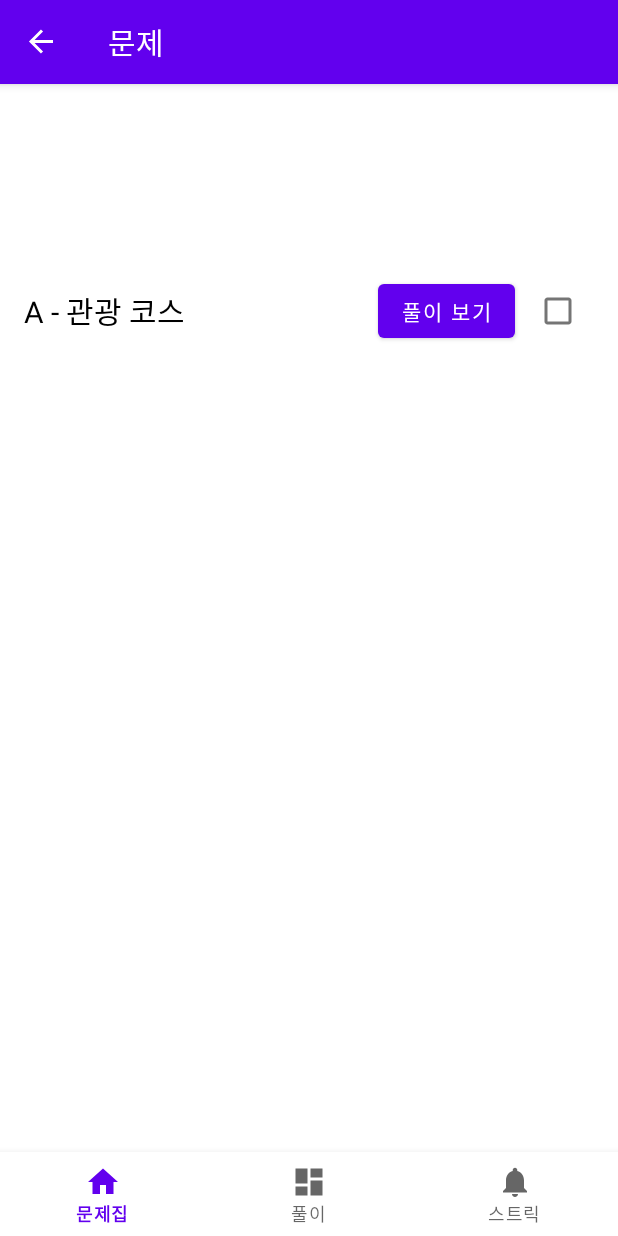
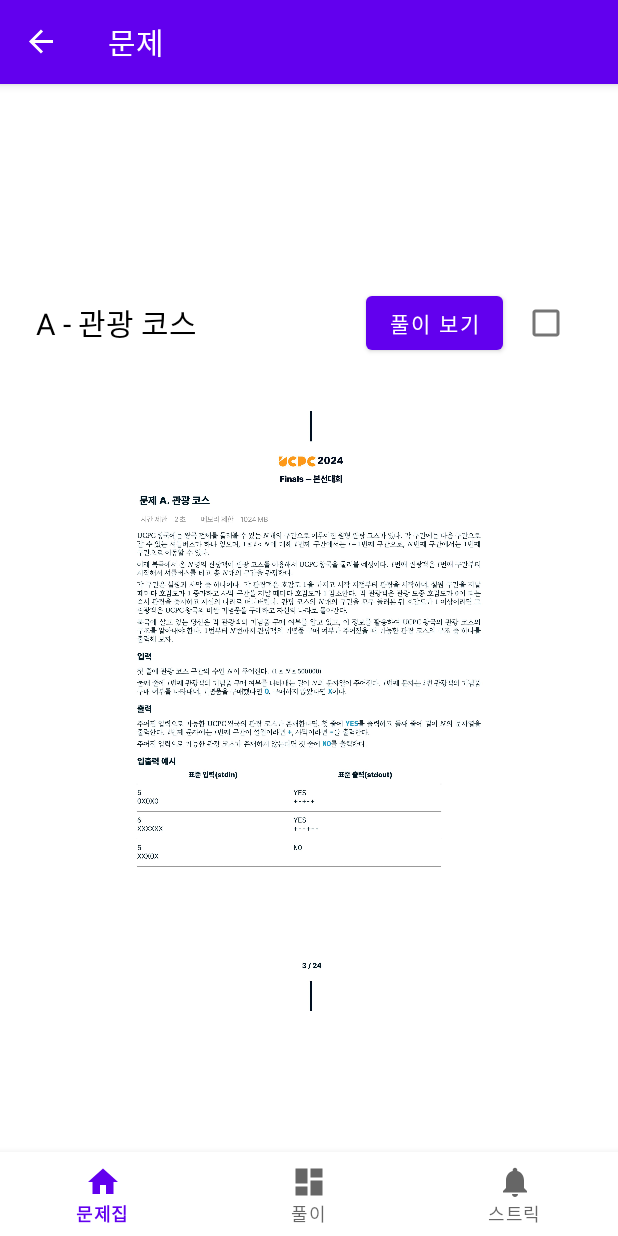
Before and after one commit to mathison0/madcamp1, an Android app: the fragment ProblemDetailFragment placed in its activity, after a tap on "A - 관광 코스", on a phone screen of 412 x 824 dp. Run offline under Robolectric (Android 15) with nearby library versions, the phone set to English and light mode, and no system bars; our stand-ins replace data binding, navigation-ui.

Commit message:
문제보기에서 풀이 이미지가 나오긴함..

```diff
--- a/app/build.gradle.kts
+++ b/app/build.gradle.kts
@@ -64,6 +64,7 @@ dependencies {
     implementation("com.google.dagger:dagger-compiler:2.51.1")
     ksp("com.google.dagger:dagger-compiler:2.51.1")
     implementation("io.coil-kt:coil:2.4.0")
+    implementation ("com.github.chrisbanes:PhotoView:2.3.0")
 
     testImplementation("junit:junit:4.13.2")
     androidTestImplementation("androidx.test.ext:junit:1.2.1")
--- a/app/src/main/assets/problems.json
+++ b/app/src/main/assets/problems.json
@@ -1,4 +1,5 @@
 [
+  { "type": "header", "title": "UCPC 2024" },
   { "type": "item", "id": 32111, "name": "A - 관광 코스" },
   { "type": "item", "id": 32112, "name": "B - Rolling Rick" },
   { "type": "item", "id": 32113, "name": "C - 배고픈 무토를 위한 피자 만들기" },
--- a/app/src/main/java/com/example/madcamp1/ui/detail/DetailFragment.kt
+++ b/app/src/main/java/com/example/madcamp1/ui/detail/DetailFragment.kt
@@ -5,6 +5,8 @@ import android.util.Log
 import android.view.LayoutInflater
 import android.view.View
 import android.view.ViewGroup
+import android.widget.ImageView
+import android.widget.LinearLayout
 import android.widget.Toast
 import androidx.fragment.app.Fragment
 import com.example.madcamp1.R
@@ -27,6 +29,8 @@ class DetailFragment : Fragment() {
         val problemName = DetailFragmentArgs.fromBundle(requireArguments()).problemName
         Log.d("DetailFragment", "현재 전달받은 문제 이름: $problemName")
 
+        val problemId = DetailFragmentArgs.fromBundle(requireArguments()).problemId
+
         binding.textViewTitle.text = problemName ?: "문제 정보 없음"
 
         binding.buttonSolution.setOnClickListener {
@@ -43,7 +47,6 @@ class DetailFragment : Fragment() {
         }
 
         binding.buttonSolution.setOnClickListener {
-            val problemId = DetailFragmentArgs.fromBundle(requireArguments()).problemId
 
             val imageResIds = mutableListOf<Int>()
             var index = 1
@@ -63,8 +66,35 @@ class DetailFragment : Fragment() {
 // 이동
             val action = DetailFragmentDirections.actionDetailToProblemDetail(imageResIds.toIntArray())
             findNavController().navigate(action)
+        }
 
+        // 이미지 리소스 ID 리스트 생성
+        val imageResIds = mutableListOf<Int>()
+        var index = 1
 
+        while (true) {
+            val imageName = "p_${problemId}_${index}"  // 예: p_32111_1
+            val resId = resources.getIdentifier(imageName, "drawable", requireContext().packageName)
+            if (resId != 0) {
+                imageResIds.add(resId)
+                index++
+            } else {
+                break
+            }
+        }
+
+        // 이미지 뷰를 imageContainer에 추가
+        for (resId in imageResIds) {
+            val imageView = ImageView(requireContext()).apply {
+                layoutParams = LinearLayout.LayoutParams(
+                    LinearLayout.LayoutParams.MATCH_PARENT, 600
+                ).apply {
+                    setMargins(0, 16, 0, 16)
+                }
+                scaleType = ImageView.ScaleType.FIT_CENTER
+                setImageResource(resId)
+            }
+            binding.imageContainer.addView(imageView)
         }
 
 
--- a/app/src/main/java/com/example/madcamp1/ui/tab1/Tab1Fragment.kt
+++ b/app/src/main/java/com/example/madcamp1/ui/tab1/Tab1Fragment.kt
@@ -17,6 +17,7 @@ import android.text.TextWatcher
 import android.text.Editable
 import android.util.Log
 import android.widget.ArrayAdapter
+import androidx.core.view.ViewCompat
 import com.example.madcamp1.R
 
 
@@ -123,6 +124,13 @@ class Tab1Fragment : Fragment() {
         adapter.updateList(fullList)
         Log.d("Tab1Fragment", "초기 리스트 크기: ${fullList.size}")
 
+        ViewCompat.setOnApplyWindowInsetsListener(binding.root) { view, insets ->
+            val topInset = insets.systemGestureInsets.top
+            view.setPadding(0, topInset, 0, 0)
+            insets
+        }
+
+
         return root
     }
 
--- a/app/src/main/res/layout/fragment_detail.xml
+++ b/app/src/main/res/layout/fragment_detail.xml
@@ -2,11 +2,18 @@
 <layout xmlns:android="http://schemas.android.com/apk/res/android"
     xmlns:app="http://schemas.android.com/apk/res-auto">
 
+    <LinearLayout
+        android:layout_width="match_parent"
+        android:layout_height="match_parent"
+        android:orientation="vertical"
+        android:paddingTop="?attr/actionBarSize"
+        android:fitsSystemWindows="true">
+
+        <!-- 상단 제목 + 버튼 + 체크박스 영역 -->
         <androidx.constraintlayout.widget.ConstraintLayout
             android:layout_width="match_parent"
-        android:layout_height="match_parent"
-        android:paddingTop="?attr/actionBarSize"
-        android:fitsSystemWindows="true">
+            android:layout_height="wrap_content"
+            android:padding="8dp">
 
             <!-- 문제 제목 -->
             <TextView
@@ -29,12 +36,12 @@
                 android:id="@+id/buttonSolution"
                 android:layout_width="wrap_content"
                 android:layout_height="wrap_content"
-            android:layout_marginStart="252dp"
+                android:layout_marginStart="236dp"
                 android:text="풀이 보기"
                 app:layout_constraintBottom_toBottomOf="@id/checkBoxSolved"
                 app:layout_constraintStart_toStartOf="parent"
                 app:layout_constraintTop_toTopOf="@id/checkBoxSolved"
-            app:layout_constraintVertical_bias="1.0" />
+                app:layout_constraintVertical_bias="0.0" />
 
             <!-- 체크박스 -->
             <CheckBox
@@ -46,6 +53,22 @@
                 app:layout_constraintTop_toTopOf="@id/textViewTitle"
                 app:layout_constraintBottom_toBottomOf="@id/textViewTitle"
                 app:layout_constraintEnd_toEndOf="parent" />
+        </androidx.constraintlayout.widget.ConstraintLayout>
 
-    </androidx.constraintlayout.widget.ConstraintLayout>
+        <!-- 이미지들 넣을 컨테이너 -->
+        <ScrollView
+            android:layout_width="match_parent"
+            android:layout_height="0dp"
+            android:layout_weight="1">
+
+            <LinearLayout
+                android:id="@+id/imageContainer"
+                android:layout_width="match_parent"
+                android:layout_height="wrap_content"
+                android:orientation="vertical"
+                android:padding="16dp" />
+        </ScrollView>
+
+
+    </LinearLayout>
 </layout>
--- a/app/src/main/res/layout/fragment_problem_detail.xml
+++ b/app/src/main/res/layout/fragment_problem_detail.xml
@@ -1,6 +1,11 @@
 <?xml version="1.0" encoding="utf-8"?>
 <layout xmlns:android="http://schemas.android.com/apk/res/android">
     <data />
+    <androidx.constraintlayout.widget.ConstraintLayout
+        android:layout_width="match_parent"
+        android:layout_height="match_parent"
+        android:paddingTop="?attr/actionBarSize"
+        android:fitsSystemWindows="true">
         <ScrollView
             android:layout_width="match_parent"
             android:layout_height="match_parent">
@@ -13,4 +18,5 @@
                 android:padding="16dp" />
 
         </ScrollView>
+    </androidx.constraintlayout.widget.ConstraintLayout>
 </layout>
--- a/app/src/main/res/layout/fragment_tab1.xml
+++ b/app/src/main/res/layout/fragment_tab1.xml
@@ -18,7 +18,7 @@
         android:orientation="horizontal"
         android:layout_marginStart="12dp"
         android:layout_marginEnd="12dp"
-        android:layout_marginTop="0dp"
+        android:layout_marginTop="12dp"
         android:layout_marginBottom="12dp"
         app:layout_constraintTop_toTopOf="parent"
         app:layout_constraintStart_toStartOf="parent"
@@ -39,6 +39,7 @@
             android:layout_width="0dp"
             android:layout_height="wrap_content"
             android:layout_weight="1"
+
             android:hint="검색어 입력"
             android:padding="12dp"
             android:background="@drawable/search_box_bg"
```
Lines whose indentation alone changed are shown as unchanged.
